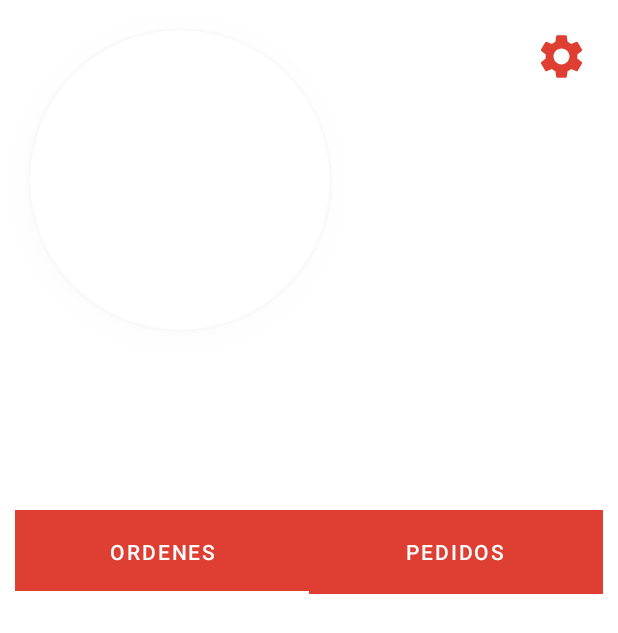
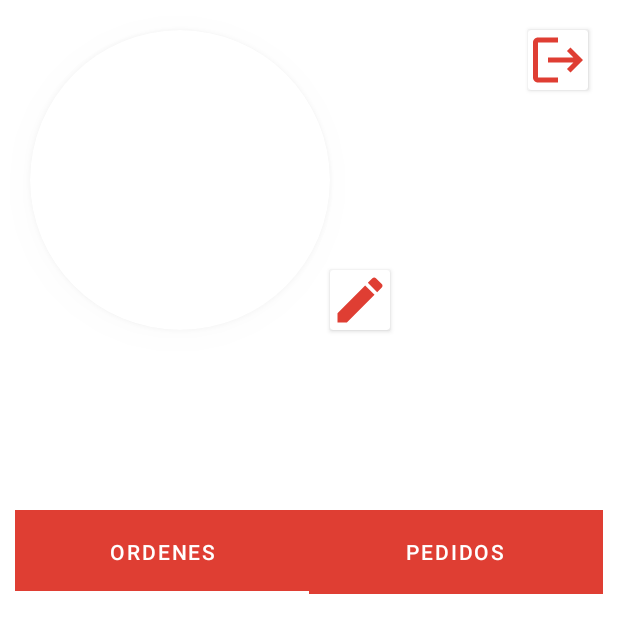
Before and after one commit to NicolasBaezMora/SoftwareProject, an Android app: the ProfileActivity screen opened directly, with no data from a screen before it, on a phone screen of 412 x 824 dp. Shown: the top 633 px of the screen. Run offline under Robolectric (Android 15) with nearby library versions, the phone set to English and light mode, and no system bars; our stand-ins replace Dagger/Hilt's generated code, Firebase (no records; nobody signed in at launch, a user with empty details on screens opened directly), Picasso; libraries missing offline, so code that uses them is left out: androidx.hilt.lifecycle.

Commit message:
Layouts and views updated

```diff
--- a/app/build.gradle
+++ b/app/build.gradle
@@ -69,12 +69,12 @@ dependencies {
     implementation 'androidx.room:room-ktx:2.3.0'
     kapt 'androidx.room:room-compiler:2.3.0'
 
-    //Dependency for use of maps from google and ubication
+    //Dependency for use of maps from google and location
     implementation 'com.google.android.gms:play-services-maps:17.0.1'
     implementation 'com.google.android.gms:play-services-location:18.0.0'
 
     //Dependency for material design
-    implementation 'com.google.android.material:material:1.3.0'
+    implementation 'com.google.android.material:material:1.4.0'
 
     //Dependency for Dagger hilt
     implementation "com.google.dagger:hilt-android:2.28-alpha"
@@ -88,7 +88,7 @@ dependencies {
     implementation "org.jetbrains.kotlin:kotlin-stdlib:$kotlin_version"
     implementation 'androidx.core:core-ktx:1.3.2'
     implementation 'androidx.appcompat:appcompat:1.2.0'
-    implementation 'com.google.android.material:material:1.3.0'
+    implementation 'com.google.android.material:material:1.4.0'
     implementation 'androidx.constraintlayout:constraintlayout:2.0.4'
     implementation 'androidx.legacy:legacy-support-v4:1.0.0'
     testImplementation 'junit:junit:4.+'
--- a/app/src/main/java/com/example/softwareprojectapp/activities/ProfileActivity.kt
+++ b/app/src/main/java/com/example/softwareprojectapp/activities/ProfileActivity.kt
@@ -49,7 +49,6 @@ class ProfileActivity : AppCompatActivity(), View.OnClickListener {
 
         setupViewPager()
         setupDataUser(emailId)
-        profileActivityBinding.btnSettings.setOnClickListener(this)
         profileActivityBinding.btnSettingsChangePhotoProfile.setOnClickListener(this)
         profileActivityBinding.btnSettingsLogOut.setOnClickListener(this)
     }
@@ -72,9 +71,6 @@ class ProfileActivity : AppCompatActivity(), View.OnClickListener {
 
     override fun onClick(v: View?) {
         when(v?.id){
-            profileActivityBinding.btnSettings.id -> if (profileActivityBinding.settings.visibility == View.GONE)
-                profileActivityBinding.settings.visibility = View.VISIBLE
-            else profileActivityBinding.settings.visibility = View.GONE
             profileActivityBinding.btnSettingsChangePhotoProfile.id -> {
                 changePhotoProfile()
             }
--- a/app/src/main/java/com/example/softwareprojectapp/di/modules/DependenciesViewModelModule.kt
+++ b/app/src/main/java/com/example/softwareprojectapp/di/modules/DependenciesViewModelModule.kt
@@ -1,19 +1,18 @@
 package com.example.softwareprojectapp.di.modules
 
 import com.example.softwareprojectapp.firebase_repo.FirebaseRepo
-import com.example.softwareprojectapp.viewmodels.ViewModelLogIn
-import com.google.firebase.storage.FirebaseStorage
-import com.google.firebase.storage.StorageReference
 import dagger.Module
 import dagger.Provides
 import dagger.hilt.InstallIn
 import dagger.hilt.android.components.ActivityRetainedComponent
+import dagger.hilt.android.scopes.ActivityRetainedScoped
 
 @Module
 @InstallIn(ActivityRetainedComponent::class)
 class DependenciesViewModelModule {
 
     @Provides
+    @ActivityRetainedScoped
     fun provideFirebaseRepo(): FirebaseRepo = FirebaseRepo()
 
 }
--- a/app/src/main/java/com/example/softwareprojectapp/fragments/AddProfilePhotoFragment.kt
+++ b/app/src/main/java/com/example/softwareprojectapp/fragments/AddProfilePhotoFragment.kt
@@ -33,6 +33,7 @@ import com.google.firebase.storage.FirebaseStorage
 import com.google.firebase.storage.StorageReference
 import dagger.hilt.android.AndroidEntryPoint
 import java.io.ByteArrayOutputStream
+import java.io.OutputStream
 import javax.inject.Inject
 
 @AndroidEntryPoint
@@ -88,7 +89,7 @@ class AddProfilePhotoFragment : Fragment(), View.OnClickListener {
                 val builderDialog = AlertDialog.Builder(requireContext())
                 builderDialog.setTitle("¿Deseas volver?")
                 builderDialog.setMessage("Si vuelves deberas agregar tu foto desde tu perfil.")
-                builderDialog.setPositiveButton("Si"){ _, _ -> navigator.navigate(R.id.action_addProfilePhotoFragment_to_signInFragment) }
+                builderDialog.setPositiveButton("Si"){ _, _ -> navigator.navigateUp() }
                 builderDialog.setNegativeButton("Cancelar"){ _, _ ->}
                 builderDialog.create()
                 builderDialog.show()
--- a/app/src/main/java/com/example/softwareprojectapp/fragments/SignInFragment.kt
+++ b/app/src/main/java/com/example/softwareprojectapp/fragments/SignInFragment.kt
@@ -50,7 +50,7 @@ class SignInFragment : Fragment(), View.OnClickListener {
 
     override fun onClick(v: View?) {
         when(v?.id){
-            signInFragBinding.btnComeBack.id -> navigator.navigate(R.id.action_signInFragment_to_logInFragment)
+            signInFragBinding.btnComeBack.id -> navigator.navigateUp()
             signInFragBinding.btnNextSignIn.id -> emailAndPasswordSignIn()
         }
     }
--- /dev/null
+++ b/app/src/main/res/drawable/ic_baseline_logout_24.xml
@@ -0,0 +1,11 @@
+<vector xmlns:android="http://schemas.android.com/apk/res/android"
+    android:width="24dp"
+    android:height="24dp"
+    android:viewportWidth="24"
+    android:viewportHeight="24"
+    android:tint="@null"
+    android:autoMirrored="true">
+  <path
+      android:fillColor="@color/standard_color"
+      android:pathData="M17,7l-1.41,1.41L18.17,11H8v2h10.17l-2.58,2.58L17,17l5,-5zM4,5h8V3H4c-1.1,0 -2,0.9 -2,2v14c0,1.1 0.9,2 2,2h8v-2H4V5z"/>
+</vector>
--- a/app/src/main/res/layout/activity_profile.xml
+++ b/app/src/main/res/layout/activity_profile.xml
@@ -12,18 +12,31 @@
         android:layout_height="match_parent"
         tools:context=".activities.ProfileActivity">
 
-        <Button
-            android:id="@+id/btnSettings"
-            android:layout_width="35dp"
-            android:layout_height="35dp"
+
+        <androidx.cardview.widget.CardView
+            android:id="@+id/btnSettingsChangePhotoProfile"
+            android:layout_width="40dp"
+            android:layout_height="40dp"
+            app:layout_constraintStart_toEndOf="@id/cardViewPhotoProfile"
+            app:layout_constraintBottom_toBottomOf="@id/cardViewPhotoProfile">
+            <ImageView
+                android:layout_width="match_parent"
+                android:layout_height="match_parent"
+                android:src="@drawable/ic_edit"/>
+        </androidx.cardview.widget.CardView>
+
+        <androidx.cardview.widget.CardView
+            android:id="@+id/btnSettingsLogOut"
+            android:layout_width="40dp"
+            android:layout_height="40dp"
             android:layout_margin="20dp"
-            android:background="@drawable/ic_settings"
-            app:backgroundTint="@null"
             app:layout_constraintTop_toTopOf="parent"
-            app:layout_constraintEnd_toEndOf="parent"/>
-
-
-
+            app:layout_constraintEnd_toEndOf="parent">
+            <ImageView
+                android:layout_width="match_parent"
+                android:layout_height="match_parent"
+                android:src="@drawable/ic_baseline_logout_24"/>
+        </androidx.cardview.widget.CardView>
 
         <androidx.cardview.widget.CardView
             android:id="@+id/cardViewPhotoProfile"
@@ -94,46 +107,5 @@
     </androidx.constraintlayout.widget.ConstraintLayout>
 
 
-    <LinearLayout
-        android:id="@+id/settings"
-        android:layout_width="wrap_content"
-        android:layout_height="wrap_content"
-        android:orientation="vertical"
-        android:layout_marginEnd="30dp"
-        android:layout_marginTop="55dp"
-        android:layout_gravity="end"
-        android:visibility="gone">
-
-        <Button
-            android:id="@+id/btnSettingsChangePhotoProfile"
-            android:layout_width="match_parent"
-            android:layout_height="35dp"
-            android:text="Cambiar foto de perfil"
-            android:textAlignment="textEnd"
-            android:textSize="10sp"
-            android:background="@color/white"
-            android:textColor="@color/standard_color"
-            app:backgroundTint="@null"
-            tools:ignore="SmallSp" />
-
-        <View
-            android:layout_width="200dp"
-            android:layout_height="2dp"
-            android:background="@color/gray"/>
-
-        <Button
-            android:id="@+id/btnSettingsLogOut"
-            android:layout_width="match_parent"
-            android:layout_height="35dp"
-            android:text="Cerrar sesion"
-            android:textAlignment="textEnd"
-            android:textSize="10sp"
-            android:textColor="@color/standard_color"
-            android:background="@color/white"
-            app:backgroundTint="@null"
-            tools:ignore="SmallSp" />
-
-    </LinearLayout>
-
 
 </FrameLayout>
--- a/app/src/main/res/navigation/nav_graph_log_in.xml
+++ b/app/src/main/res/navigation/nav_graph_log_in.xml
@@ -22,11 +22,6 @@
         android:label="fragment_sign_in"
         tools:layout="@layout/fragment_sign_in" >
         <action
-            android:id="@+id/action_signInFragment_to_logInFragment"
-            app:enterAnim="@anim/fragment_close_enter"
-            app:exitAnim="@anim/fragment_close_exit"
-            app:destination="@id/logInFragment" />
-        <action
             android:id="@+id/action_signInFragment_to_addProfilePhotoFragment"
             app:enterAnim="@anim/fragment_open_enter"
             app:exitAnim="@anim/fragment_open_exit"
@@ -37,10 +32,5 @@
         android:name="com.example.softwareprojectapp.fragments.AddProfilePhotoFragment"
         android:label="fragment_add_profile_photo"
         tools:layout="@layout/fragment_add_profile_photo" >
-        <action
-            android:id="@+id/action_addProfilePhotoFragment_to_signInFragment"
-            app:enterAnim="@anim/fragment_close_enter"
-            app:exitAnim="@anim/fragment_close_exit"
-            app:destination="@id/signInFragment" />
     </fragment>
 </navigation>
```
